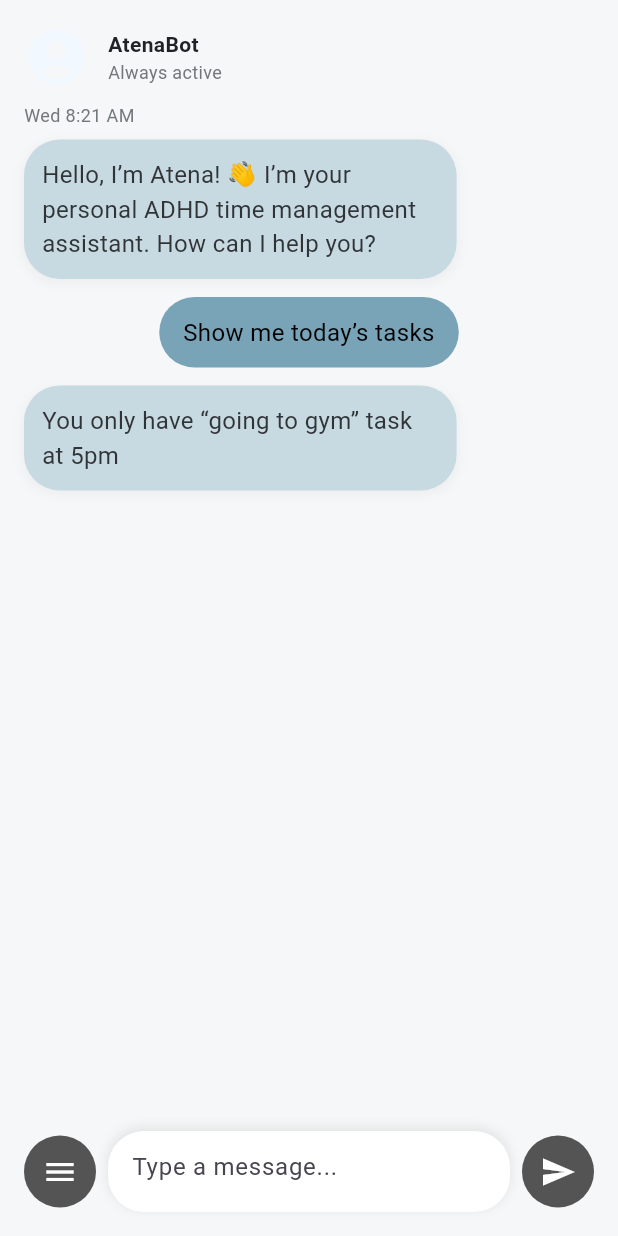
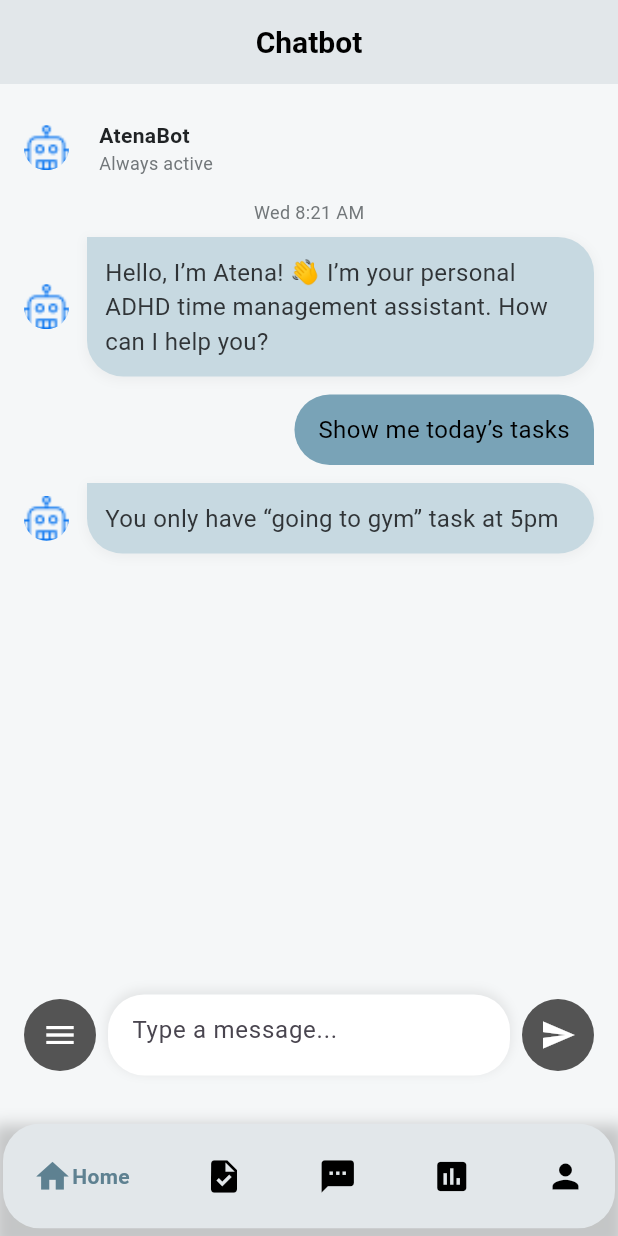
Before and after one commit to wexa0/2024-25_GP_19, a Flutter app: the ChatbotpageWidget screen opened directly, on a phone screen of 412 x 824 dp. Run offline on Flutter 3.47's test engine with Material 3 defaults, Android fonts, the light colour scheme and no system bars; drawn by our look-alikes of google_nav_bar; our stand-ins replace carousel_slider, cloud_firestore, firebase_auth, firebase_core, firebase_storage, flutter_slidable and 6 more; accounts and stored records are empty; Roboto replaces fonts that are missing (DM Sans).

Commit message:
#updated chatbot interface

```diff
--- a/lib/pages/chatbot_page.dart
+++ b/lib/pages/chatbot_page.dart
@@ -1,19 +1,5 @@
 import 'package:flutter/material.dart';
-
-void main() {
-  runApp(const MyApp());
-}
-
-class MyApp extends StatelessWidget {
-  const MyApp({super.key});
-
-  @override
-  Widget build(BuildContext context) {
-    return const MaterialApp(
-      home: ChatbotpageWidget(),
-    );
-  }
-}
+import 'package:flutter_application/models/BottomNavigationBar.dart';
 
 class ChatbotpageWidget extends StatelessWidget {
   const ChatbotpageWidget({super.key});
@@ -23,8 +9,18 @@ class ChatbotpageWidget extends StatelessWidget {
     // Get the screen width
     double screenWidth = MediaQuery.of(context).size.width;
 
-    // Figma Flutter Generator ChatbotpageWidget - FRAME
     return Scaffold(
+      appBar: AppBar(
+        title: const Text(
+          'Chatbot',
+          style: TextStyle(
+              color: Colors.black, fontSize: 20, fontWeight: FontWeight.bold),
+        ),
+        backgroundColor: const Color.fromARGB(255, 226, 231, 234),
+        elevation: 0.0,
+        centerTitle: true,
+        automaticallyImplyLeading: false,
+      ),
       backgroundColor: const Color.fromRGBO(245, 247, 248, 1),
       body: Padding(
         padding: const EdgeInsets.all(16.0),
@@ -35,13 +31,22 @@ class ChatbotpageWidget extends StatelessWidget {
             Row(
               children: [
                 Container(
-                  width: 44,
-                  height: 44,
-                  decoration: const BoxDecoration(),
-                  child: const Icon(Icons.account_circle, size: 44, color: Color.fromRGBO(242, 248, 255, 1)),
+                  width: 30,
+                  height: 30,
+                  child: ClipOval(
+                    child: Image.asset(
+                      'assets/images/chatProfile.png', // Use your PNG asset here
+                      width: 30,
+                      height: 30,
+                      fit: BoxFit.cover,
+                    ),
+                  ),
                 ),
                 const SizedBox(width: 12),
-                Column(
+                Container(
+  color: const Color(0xFFF5F7F8), // Background color F5F7F8
+  padding: const EdgeInsets.all(8.0), // Optional: Add padding for better spacing
+  child: Column(
     crossAxisAlignment: CrossAxisAlignment.start,
     children: const [
       Text(
@@ -63,11 +68,14 @@ class ChatbotpageWidget extends StatelessWidget {
       ),
     ],
   ),
+),
+
               ],
             ),
             const SizedBox(height: 8),
-            // Message Time
-            const Text(
+            // Message Time (Centered)
+            Center(
+              child: const Text(
                 'Wed 8:21 AM',
                 style: TextStyle(
                   color: Color.fromRGBO(114, 119, 122, 1),
@@ -75,13 +83,37 @@ class ChatbotpageWidget extends StatelessWidget {
                   fontSize: 12,
                 ),
               ),
+            ),
             const SizedBox(height: 8),
-            // Message Bubble (AtenaBot's message)
+            // Message Bubble (AtenaBot's message with profile picture)
+            Row(
+              children: [
                 Container(
+                  width: 30,
+                  height: 30,
+                  child: ClipOval(
+                    child: Image.asset(
+                      'assets/images/chatProfile.png', // Use your PNG asset here
+                      width: 30,
+                      height: 30,
+                      fit: BoxFit.cover,
+                    ),
+                  ),
+                ),
+                const SizedBox(width: 12),
+                Expanded(
+                  child: Container(
                     padding: const EdgeInsets.all(12),
                     decoration: BoxDecoration(
-                color: const Color(0xFFC7D9E1), // The specified color C7D9E1
-                borderRadius: BorderRadius.circular(24),
+                      color:
+                          const Color(0xFFC7D9E1), // The specified color C7D9E1
+                      borderRadius: BorderRadius.only(
+                        topLeft: Radius.circular(0), // Square top left
+                        topRight: Radius.circular(24), // Rounded top right
+                        bottomLeft: Radius.circular(24), // Rounded bottom left
+                        bottomRight:
+                            Radius.circular(24), // Rounded bottom right
+                      ),
                       boxShadow: [
                         BoxShadow(
                           color: Colors.grey.withOpacity(0.1),
@@ -91,7 +123,8 @@ class ChatbotpageWidget extends StatelessWidget {
                         ),
                       ],
                     ),
-              constraints: BoxConstraints(maxWidth: screenWidth * 0.7), // Responsive width
+                    constraints: BoxConstraints(
+                        maxWidth: screenWidth * 0.7), // Responsive width
                     child: const Text(
                       'Hello, I’m Atena! 👋 I’m your personal ADHD time management assistant. How can I help you?',
                       style: TextStyle(
@@ -102,16 +135,27 @@ class ChatbotpageWidget extends StatelessWidget {
                       ),
                     ),
                   ),
+                ),
+              ],
+            ),
             const SizedBox(height: 12),
-            // Task Message Bubble (Show me today’s tasks)
-            Center(
+            // Task Message Bubble (Show me today’s tasks) - Aligned to the right
+            Align(
+              alignment: Alignment.centerRight,
               child: Container(
-                padding: const EdgeInsets.symmetric(horizontal: 16, vertical: 12),
+                padding:
+                    const EdgeInsets.symmetric(horizontal: 16, vertical: 12),
                 decoration: BoxDecoration(
                   color: const Color.fromRGBO(121, 163, 183, 1),
-                  borderRadius: BorderRadius.circular(24),
+                  borderRadius: BorderRadius.only(
+                    topLeft: Radius.circular(24), // Square top left
+                    topRight: Radius.circular(24), // Rounded top right
+                    bottomLeft: Radius.circular(24), // Rounded bottom left
+                    bottomRight: Radius.circular(0), // Rounded bottom right
                   ),
-                constraints: BoxConstraints(maxWidth: screenWidth * 0.7), // Responsive width
+                ),
+                constraints: BoxConstraints(
+                    maxWidth: screenWidth * 0.7), // Responsive width
                 child: const Text(
                   'Show me today’s tasks',
                   textAlign: TextAlign.center,
@@ -125,12 +169,35 @@ class ChatbotpageWidget extends StatelessWidget {
               ),
             ),
             const SizedBox(height: 12),
-            // User Message (User's message)
+            // User Message (User's message with profile picture)
+            Row(
+              children: [
                 Container(
+                  width: 30,
+                  height: 30,
+                  child: ClipOval(
+                    child: Image.asset(
+                      'assets/images/chatProfile.png', // Use your PNG asset here
+                      width: 30,
+                      height: 30,
+                      fit: BoxFit.cover,
+                    ),
+                  ),
+                ),
+                const SizedBox(width: 12),
+                Expanded(
+                  child: Container(
                     padding: const EdgeInsets.all(12),
                     decoration: BoxDecoration(
-                color: const Color(0xFFC7D9E1), // The specified color C7D9E1
-                borderRadius: BorderRadius.circular(24),
+                      color:
+                          const Color(0xFFC7D9E1), // The specified color C7D9E1
+                      borderRadius: BorderRadius.only(
+                        topLeft: Radius.circular(0), // Square top left
+                        topRight: Radius.circular(24), // Rounded top right
+                        bottomLeft: Radius.circular(24), // Rounded bottom left
+                        bottomRight:
+                            Radius.circular(24), // Rounded bottom right
+                      ),
                       boxShadow: [
                         BoxShadow(
                           color: Colors.grey.withOpacity(0.1),
@@ -140,7 +207,8 @@ class ChatbotpageWidget extends StatelessWidget {
                         ),
                       ],
                     ),
-              constraints: BoxConstraints(maxWidth: screenWidth * 0.7), // Responsive width
+                    constraints: BoxConstraints(
+                        maxWidth: screenWidth * 0.7), // Responsive width
                     child: const Text(
                       'You only have “going to gym” task at 5pm',
                       textAlign: TextAlign.left,
@@ -152,13 +220,20 @@ class ChatbotpageWidget extends StatelessWidget {
                       ),
                     ),
                   ),
+                ),
+              ],
+            ),
             const Spacer(), // Pushes the messages to the top
-            // Input Area
-            Row(
+            // Input Area (This will not overlap with the bottom navigation bar)
+            Container(
+              padding: const EdgeInsets.only(
+                  bottom: 16.0), // Add padding to avoid overlap
+              child: Row(
                 children: [
                   Container(
                     decoration: BoxDecoration(
-                    color: const Color(0xFF545454), // Background color for the menu icon
+                      color: const Color(
+                          0xFF545454), // Background color for the menu icon
                       shape: BoxShape.circle,
                     ),
                     child: IconButton(
@@ -168,7 +243,9 @@ class ChatbotpageWidget extends StatelessWidget {
                       },
                     ),
                   ),
-                const SizedBox(width: 8), // Space between the menu icon and the text field
+                  const SizedBox(
+                      width:
+                          8), // Space between the menu icon and the text field
                   Expanded(
                     child: Container(
                       height: 54,
@@ -193,10 +270,13 @@ class ChatbotpageWidget extends StatelessWidget {
                       ),
                     ),
                   ),
-                const SizedBox(width: 8), // Space between the text field and the send icon
+                  const SizedBox(
+                      width:
+                          8), // Space between the text field and the send icon
                   Container(
                     decoration: BoxDecoration(
-                    color: const Color(0xFF545454), // Background color for the send icon
+                      color: const Color(
+                          0xFF545454), // Background color for the send icon
                       shape: BoxShape.circle,
                     ),
                     child: IconButton(
@@ -208,9 +288,12 @@ class ChatbotpageWidget extends StatelessWidget {
                   ),
                 ],
               ),
+            ),
           ],
         ),
       ),
+      bottomNavigationBar:
+          const CustomBottomNavigationBar(), // Place the navigation bar here
     );
   }
 }
--- a/pubspec.yaml
+++ b/pubspec.yaml
@@ -124,6 +124,7 @@ flutter:
     - assets/images/empty_list.png
     - assets/images/done.png
     - assets/images/logo.png
+    - assets/images/chatProfile.png
 
 
 
```
Also changed, not shown: assets/images/chatProfile.png (added), assets/images/chatProfile.svg (deleted). Lines whose indentation alone changed are shown as unchanged.
